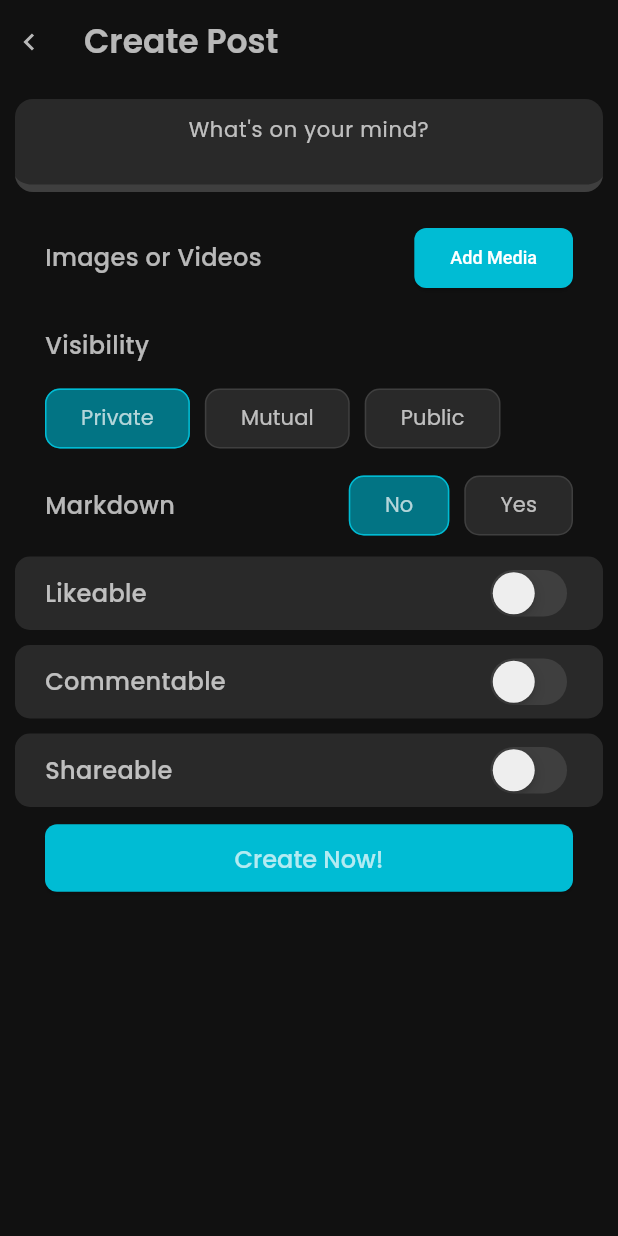
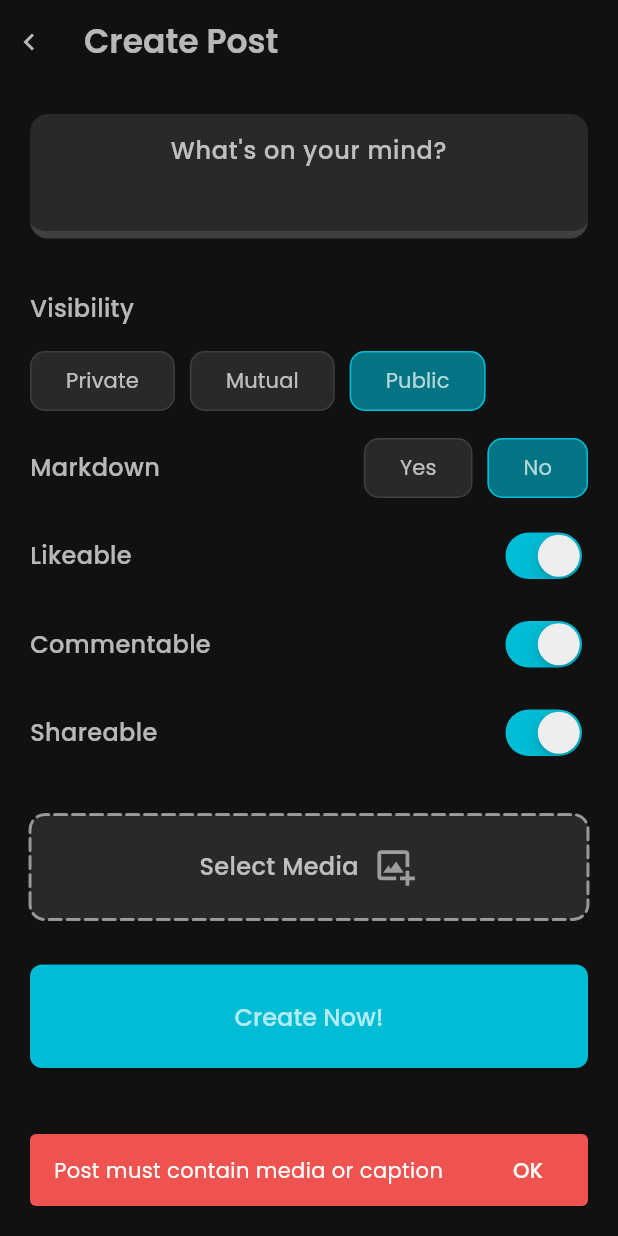
Before and after one commit to Anurag-Bharati/RootNodeApp, a Flutter app: the CreatePostScreen screen opened directly, after a tap on "Create Now!", on a phone screen of 412 x 824 dp. Run offline on Flutter 3.47's test engine with Material 2 defaults, Android fonts, the phone set to English and light mode, and no system bars; drawn by our look-alikes of dotted_border; our stand-ins replace boxicons, carousel_slider, connectivity_plus, dio, file_picker, google_nav_bar and 4 more; missing offline and left inert: string_extensions; accounts and stored records are empty; generated files the repository leaves out were written again.

Commit message:
Implemented create-post feature

```diff
--- a/lib/repository/post_repo.dart
+++ b/lib/repository/post_repo.dart
@@ -1,10 +1,14 @@
+import 'package:file_picker/file_picker.dart';
 import 'package:rootnode/data_source/remote_data_store/post_remote_data_source.dart';
 import 'package:rootnode/data_source/remote_data_store/response/res_post.dart';
+import 'package:rootnode/model/post.dart';
 
 abstract class PostRepo {
   Future<PostResponse?> getPostFeed(
       {int page = 1, int refresh = 0, bool private = false});
   Future<bool> togglePostLike({required String id});
+  Future<bool> createPost(
+      {required Post post, required List<PlatformFile>? files});
 }
 
 class PostRepoImpl extends PostRepo {
@@ -19,4 +23,10 @@ class PostRepoImpl extends PostRepo {
   Future<bool> togglePostLike({required String id}) {
     return PostRemoteDataSource().togglePostLike(id: id);
   }
+
+  @override
+  Future<bool> createPost(
+      {required Post post, required List<PlatformFile>? files}) {
+    return PostRemoteDataSource().createPost(post, files);
+  }
 }
--- a/lib/screen/misc/create_post.dart
+++ b/lib/screen/misc/create_post.dart
@@ -1,7 +1,12 @@
 import 'package:boxicons/boxicons.dart';
+import 'package:file_picker/file_picker.dart';
 import 'package:flutter/material.dart';
 import 'package:rootnode/app/constant/font.dart';
+import 'package:rootnode/app/utils/snackbar.dart';
+import 'package:rootnode/model/post.dart';
 import 'package:rootnode/model/user.dart';
+import 'package:rootnode/repository/post_repo.dart';
+import 'package:rootnode/widgets/add_media.dart';
 import 'package:rootnode/widgets/radio_button.dart';
 import 'package:rootnode/widgets/switch_button.dart';
 
@@ -14,10 +19,14 @@ class CreatePostScreen extends StatefulWidget {
 }
 
 class _CreatePostScreenState extends State<CreatePostScreen> {
+  final _postRepo = PostRepoImpl();
   final _globalkey = GlobalKey<FormState>();
   final _captionFieldController = TextEditingController();
-  int maxLines = 2;
-  List<String> visibility = ['Private', 'Mutual', 'Public'];
+  List<String> visibilityOption = ['Private', 'Mutual', 'Public'];
+
+  Post post = Post();
+  List<PlatformFile>? files;
+
   @override
   Widget build(BuildContext context) {
     return Scaffold(
@@ -48,55 +57,39 @@ class _CreatePostScreenState extends State<CreatePostScreen> {
               mainAxisAlignment: MainAxisAlignment.center,
               crossAxisAlignment: CrossAxisAlignment.start,
               children: [
-                TextFormField(
-                  onTap: () => setState(() {
-                    maxLines = 3;
-                  }),
-                  onEditingComplete: () => setState(() {
-                    FocusScope.of(context).unfocus();
-                    maxLines = 2;
-                  }),
+                Padding(
+                  padding:
+                      const EdgeInsets.symmetric(horizontal: 10, vertical: 10),
+                  child: TextFormField(
+                    onTapOutside: (event) => FocusScope.of(context).unfocus(),
+                    onEditingComplete: () => FocusScope.of(context).unfocus(),
                     controller: _captionFieldController,
-                  maxLines: maxLines,
+                    maxLines: 3,
                     textAlign: TextAlign.center,
                     cursorColor: Colors.cyan[400],
                     cursorHeight: 5,
-                  cursorWidth: 10,
+                    cursorWidth: 15,
                     style: RootNodeFontStyle.captionDefault,
                     decoration: InputDecoration(
                       filled: true,
                       fillColor: Colors.white10,
                       hintText: "What's on your mind?",
-                    hintStyle: RootNodeFontStyle.caption,
+                      hintStyle: RootNodeFontStyle.body,
                       contentPadding: const EdgeInsets.symmetric(
                           horizontal: 10, vertical: 10),
                     ),
                   ),
-                const SizedBox(height: 20),
-                SizedBox(
-                  width: double.infinity,
-                  child: Padding(
-                    padding: const EdgeInsets.symmetric(horizontal: 20),
-                    child: Wrap(
-                      alignment: WrapAlignment.spaceBetween,
-                      crossAxisAlignment: WrapCrossAlignment.center,
-                      spacing: 10,
-                      children: [
-                        Text("Images or Videos", style: RootNodeFontStyle.body),
-                        ElevatedButton(
-                            onPressed: () {}, child: const Text("Add Media")),
-                      ],
                 ),
-                  ),
-                ),
-                const SizedBox(height: 20),
+                const SizedBox(height: 22),
                 SizedBox(
                   width: double.infinity,
                   child: RootNodeRadioButton(
+                    selected: 2,
                     name: "Visibility",
                     options: const ["Private", "Mutual", "Public"],
                     onChanged: (String value) {
-                      print(value);
+                      debugPrint(value);
+                      post.visibility = value;
                     },
                   ),
                 ),
@@ -104,60 +97,79 @@ class _CreatePostScreenState extends State<CreatePostScreen> {
                 SizedBox(
                     width: double.infinity,
                     child: RootNodeRadioButton(
+                      selected: 1,
                       name: "Markdown",
-                      options: const ["No", "Yes"],
+                      options: const ["Yes", "No"],
                       onChanged: (String value) {
-                        print(value);
+                        debugPrint(value);
+                        post.isMarkdown = value == "no" ? false : true;
                       },
                     )),
                 const SizedBox(height: 10),
                 Container(
                   width: double.infinity,
                   decoration: BoxDecoration(
-                    color: Colors.white10,
+                    // color: Colors.white10,
                     borderRadius: BorderRadius.circular(10),
                   ),
                   child: RootNodeSwitchButton(
-                    isChecked: false,
+                    isChecked: true,
                     name: "Likeable",
-                    onChanged: (value) => print(value),
+                    onChanged: (value) => post.likeable = value,
                   ),
                 ),
                 const SizedBox(height: 10),
                 Container(
                   width: double.infinity,
                   decoration: BoxDecoration(
-                    color: Colors.white10,
+                    // color: Colors.white10,
                     borderRadius: BorderRadius.circular(10),
                   ),
                   child: RootNodeSwitchButton(
-                    isChecked: false,
+                    isChecked: true,
                     name: "Commentable",
-                    onChanged: (value) => print(value),
+                    onChanged: (value) => post.commentable = value,
                   ),
                 ),
                 const SizedBox(height: 10),
                 Container(
                   width: double.infinity,
                   decoration: BoxDecoration(
-                    color: Colors.white10,
+                    // color: Colors.white10,
                     borderRadius: BorderRadius.circular(10),
                   ),
                   child: RootNodeSwitchButton(
-                    isChecked: false,
+                    isChecked: true,
                     name: "Shareable",
-                    onChanged: (value) => print(value),
+                    onChanged: (value) => post.shareable = value,
+                  ),
+                ),
+                const SizedBox(height: 20),
+                SizedBox(
+                  width: double.infinity,
+                  child: Padding(
+                    padding: const EdgeInsets.symmetric(horizontal: 10),
+                    child: RootNodeAddMedia(
+                      onChanged: (value) {
+                        debugPrint("==FILES AT CREATE POST==");
+                        if (value == null || value.isEmpty) return;
+                        files = value;
+                      },
+                    ),
                   ),
                 ),
                 const SizedBox(height: 10),
                 SizedBox(
                   width: double.infinity,
                   child: Padding(
-                    padding: const EdgeInsets.symmetric(horizontal: 20),
+                    padding: const EdgeInsets.all(10),
                     child: ElevatedButton(
-                        onPressed: () {},
+                        onPressed: () {
+                          _craftPost(context);
+                        },
                         child: Padding(
-                          padding: const EdgeInsets.all(8.0),
+                          padding: const EdgeInsets.symmetric(
+                              horizontal: 10, vertical: 20),
                           child: Text(
                             "Create Now!",
                             style: RootNodeFontStyle.body,
@@ -172,4 +184,26 @@ class _CreatePostScreenState extends State<CreatePostScreen> {
       ),
     );
   }
+
+  void _craftPost(context) {
+    String caption = _captionFieldController.text;
+    if (caption == "" && (files == null || files!.isEmpty)) {
+      return showSnackbar(
+        context,
+        "Post must contain media or caption",
+        Colors.red[400]!,
+      );
     }
+    if (caption != "") post.caption = caption;
+    _uploadPost(context);
+  }
+
+  void _uploadPost(context) async {
+    bool res = await _postRepo.createPost(post: post, files: files);
+    if (res) {
+      Navigator.pop(context, "New post created!");
+    } else {
+      showSnackbar(context, "Something went wrong!", Colors.red[400]!);
+    }
+  }
+}
--- /dev/null
+++ b/lib/widgets/add_media.dart
@@ -0,0 +1,108 @@
+import 'package:boxicons/boxicons.dart';
+import 'package:dotted_border/dotted_border.dart';
+import 'package:file_picker/file_picker.dart';
+import 'package:flutter/material.dart';
+import 'package:rootnode/app/constant/font.dart';
+
+class RootNodeAddMedia extends StatefulWidget {
+  const RootNodeAddMedia({
+    super.key,
+    required this.onChanged,
+  });
+  final ValueChanged<List<PlatformFile>?> onChanged;
+
+  @override
+  State<RootNodeAddMedia> createState() => _RootNodeAddMediaState();
+}
+
+class _RootNodeAddMediaState extends State<RootNodeAddMedia> {
+  FilePickerResult? platformFiles;
+  int selected = 0;
+  @override
+  Widget build(BuildContext context) {
+    return Stack(
+      children: [
+        GestureDetector(
+          onTap: () => _pickFiles(),
+          child: Container(
+              margin: const EdgeInsets.symmetric(vertical: 10),
+              decoration: BoxDecoration(
+                borderRadius: BorderRadius.circular(10),
+                color: platformFiles == null || platformFiles?.count == 0
+                    ? Colors.white10
+                    : const Color.fromRGBO(0, 188, 212, 0.1),
+              ),
+              child: DottedBorder(
+                padding: const EdgeInsets.symmetric(vertical: 20),
+                borderType: BorderType.RRect,
+                color: Colors.white54,
+                strokeWidth: 2,
+                dashPattern: const [8, 4],
+                radius: const Radius.circular(10),
+                strokeCap: StrokeCap.round,
+                child: Center(
+                  child: Wrap(
+                    direction: Axis.horizontal,
+                    alignment: WrapAlignment.center,
+                    crossAxisAlignment: WrapCrossAlignment.center,
+                    spacing: 10,
+                    children: [
+                      Text(
+                        platformFiles == null || platformFiles?.count == 0
+                            ? "Select Media"
+                            : "${platformFiles!.count} selected",
+                        style: RootNodeFontStyle.body,
+                      ),
+                      const Icon(
+                        Boxicons.bx_image_add,
+                        size: 30,
+                        color: Colors.white54,
+                      ),
+                    ],
+                  ),
+                ),
+              )),
+        ),
+        platformFiles == null || platformFiles?.count == 0
+            ? const SizedBox()
+            : Positioned(
+                right: 10,
+                top: 1,
+                bottom: 1,
+                child: Padding(
+                  padding: const EdgeInsets.symmetric(vertical: 20),
+                  child: IconButton(
+                    color: Colors.red[300],
+                    iconSize: 24,
+                    onPressed: _clearFiles,
+                    icon: Icon(Boxicons.bx_trash, color: Colors.red[300]),
+                  ),
+                ),
+              )
+      ],
+    );
+  }
+
+  _pickFiles() async {
+    platformFiles = await FilePicker.platform.pickFiles(
+      allowMultiple: true,
+      type: FileType.custom,
+      allowedExtensions: ['jpg', 'png', 'gif', 'mp4', 'mkv'],
+    );
+    if (platformFiles != null && platformFiles!.files.isNotEmpty) {
+      setState(() {});
+      debugPrint("=====FILES=====");
+      debugPrint(platformFiles!.files.map((e) => e.name).toString());
+      debugPrint("===============");
+      widget.onChanged(platformFiles!.files);
+    }
+    return null;
+  }
+
+  _clearFiles() async {
+    if (platformFiles == null) return;
+    platformFiles!.files.clear();
+    widget.onChanged(null);
+    setState(() {});
+  }
+}
--- a/lib/widgets/radio_button.dart
+++ b/lib/widgets/radio_button.dart
@@ -7,7 +7,9 @@ class RootNodeRadioButton extends StatefulWidget {
     required this.options,
     required this.name,
     required this.onChanged,
+    required this.selected,
   });
+  final int selected;
   final List<String> options;
   final String name;
   final ValueChanged<String> onChanged;
@@ -17,11 +19,17 @@ class RootNodeRadioButton extends StatefulWidget {
 }
 
 class _RootNodeRadioButtonState extends State<RootNodeRadioButton> {
-  int selected = 0;
+  late int selected;
+  @override
+  void initState() {
+    selected = widget.selected;
+    super.initState();
+  }
+
   @override
   Widget build(BuildContext context) {
     return Padding(
-      padding: const EdgeInsets.symmetric(horizontal: 20),
+      padding: const EdgeInsets.symmetric(horizontal: 10),
       child: Wrap(
         spacing: 10,
         runSpacing: 10,
--- a/lib/widgets/switch_button.dart
+++ b/lib/widgets/switch_button.dart
@@ -28,7 +28,7 @@ class _RootNodeSwitchButtonState extends State<RootNodeSwitchButton> {
   @override
   Widget build(BuildContext context) {
     return Padding(
-      padding: const EdgeInsets.symmetric(horizontal: 20, vertical: 5),
+      padding: const EdgeInsets.symmetric(horizontal: 10, vertical: 5),
       child: Wrap(
         alignment: WrapAlignment.spaceBetween,
         crossAxisAlignment: WrapCrossAlignment.center,
--- a/pubspec.yaml
+++ b/pubspec.yaml
@@ -52,7 +52,9 @@ dependencies:
     visibility_detector: ^0.3.3
     chewie: ^1.4.0
     better_player: ^0.0.83
-    file_picker: ^5.2.5
+    file_picker: ^4.6.1
+    dotted_border: ^2.0.0+3
+    open_file: ^3.2.1
 
 dev_dependencies:
     flutter_test:
```
Also changed, not shown: lib/data_source/remote_data_store/post_remote_data_source.dart (+36 -0 lines), lib/screen/dashboard/dashboard.dart (+14 -3 lines). Lines whose indentation alone changed are shown as unchanged.
